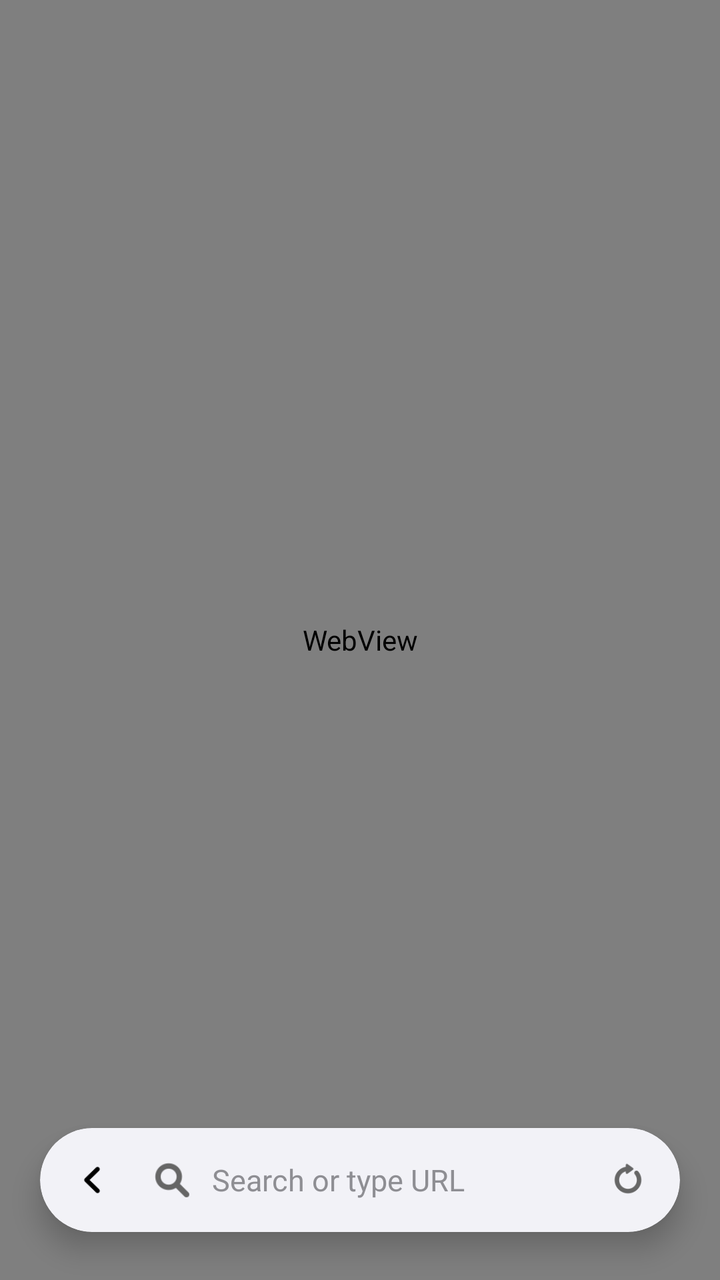
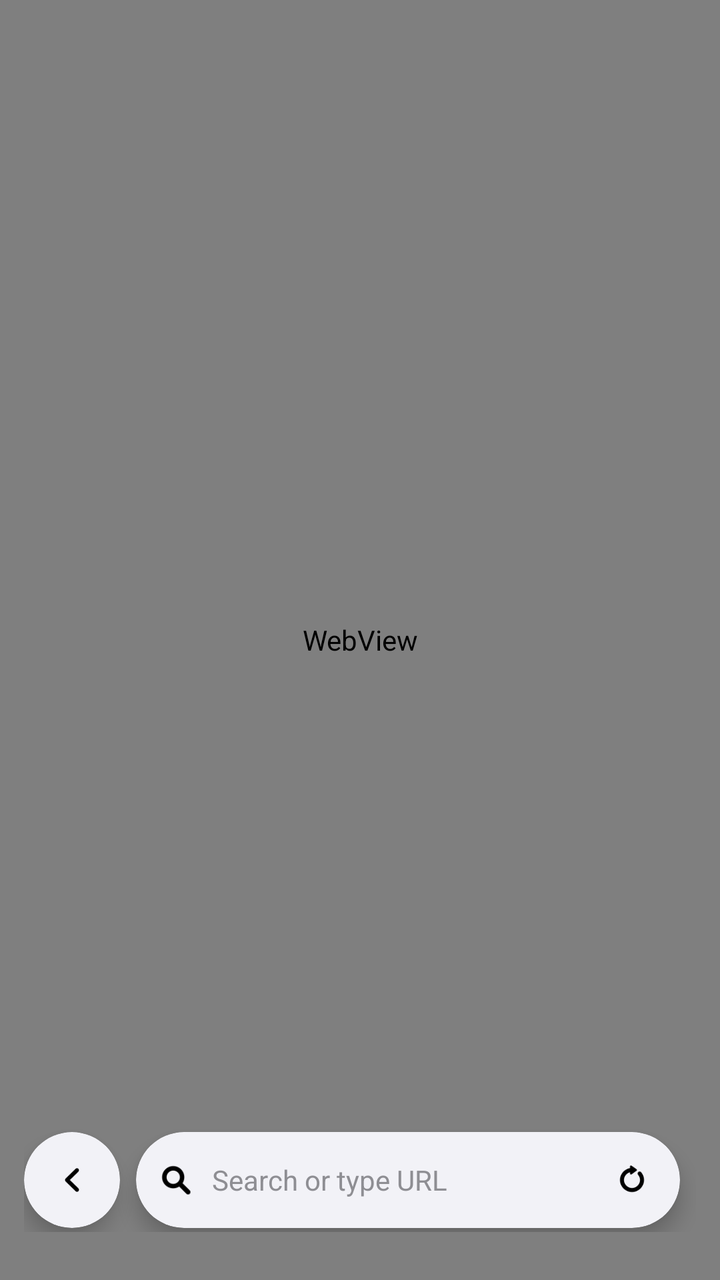

Before-and-after screenshots of an Android layout around one commit, followed by the original layout XML and the change that was made.
<!-- AndroidManifest.xml: application theme Theme.Design.Light.NoActionBar -->
<!-- res/layout/activity_main.xml -->
<?xml version="1.0" encoding="utf-8"?>
<RelativeLayout xmlns:android="http://schemas.android.com/apk/res/android"
    xmlns:app="http://schemas.android.com/apk/res-auto"
    android:layout_width="match_parent"
    android:layout_height="match_parent">

    <android.webkit.WebView
        android:id="@+id/webView"
        android:layout_width="match_parent"
        android:layout_height="match_parent"
        android:layout_alignParentTop="true"
        android:layout_alignParentBottom="true"
        android:layout_alignParentLeft="true"
        android:layout_alignParentRight="true" />

    <androidx.cardview.widget.CardView
        android:id="@+id/compact_safari_bar"
        android:layout_width="match_parent"
        android:layout_height="52dp"
        android:layout_alignParentBottom="true"
        android:layout_marginLeft="20dp"
        android:layout_marginRight="20dp"
        android:layout_marginBottom="24dp"
        app:cardCornerRadius="26dp"
        app:cardElevation="8dp"
        app:cardBackgroundColor="#F2F2F7"> <LinearLayout
            android:layout_width="match_parent"
            android:layout_height="match_parent"
            android:gravity="center_vertical"
            android:orientation="horizontal"
            android:paddingLeft="6dp"
            android:paddingRight="6dp">

            <ImageButton
                android:id="@+id/btnBack"
                android:layout_width="40dp"
                android:layout_height="40dp"
                android:background="?attr/selectableItemBackgroundBorderless"
                android:src="@drawable/my_ic_back"
                android:scaleType="fitCenter"
                android:padding="10dp"
                android:contentDescription="Back" />

            <ImageButton
                android:id="@+id/btnForward"
                android:layout_width="40dp"
                android:layout_height="40dp"
                android:background="?attr/selectableItemBackgroundBorderless"
                android:src="@drawable/my_ic_forward"
                android:scaleType="fitCenter"
                android:padding="10dp"
                android:visibility="gone"
                android:contentDescription="Forward" />

            <ImageView
                android:layout_width="24dp"
                android:layout_height="24dp"
                android:layout_marginLeft="8dp"
                android:src="@drawable/ic_menu_search"
                app:tint="#666666" />

            <EditText
                android:id="@+id/urlInput"
                android:layout_width="0dp"
                android:layout_height="match_parent"
                android:layout_weight="1"
                android:background="@null"
                android:hint="Search or type URL"
                android:inputType="textUri"
                android:paddingLeft="8dp"
                android:paddingRight="8dp"
                android:textColor="@android:color/black"
                android:textColorHint="#8E8E93"
                android:textSize="15sp"
                android:gravity="center_vertical" />

            <ImageButton
                android:id="@+id/btn_refresh"
                android:layout_width="40dp"
                android:layout_height="40dp"
                android:background="?attr/selectableItemBackgroundBorderless"
                android:src="@drawable/ic_menu_refresh"
                android:scaleType="fitCenter"
                android:padding="10dp"
                app:tint="#666666" />

        </LinearLayout>
    </androidx.cardview.widget.CardView>

</RelativeLayout>
<!-- resources referenced by this layout -->
<resources>
  <!-- drawable ic_menu_refresh: png bitmap (drawable, 901 bytes) -->
  <!-- drawable ic_menu_search: png bitmap (drawable, 798 bytes) -->
  <!-- drawable my_ic_back: png bitmap (drawable, 543 bytes) -->
  <!-- drawable my_ic_forward: png bitmap (drawable, 529 bytes) -->
</resources>

<!-- the commit's change to res/layout/activity_main.xml (unified diff, before → after) -->
@@ -13,78 +13,105 @@
         android:layout_alignParentLeft="true"
         android:layout_alignParentRight="true" />
 
-    <androidx.cardview.widget.CardView
-        android:id="@+id/compact_safari_bar"
+    <LinearLayout
         android:layout_width="match_parent"
         android:layout_height="52dp"
         android:layout_alignParentBottom="true"
-        android:layout_marginLeft="20dp"
-        android:layout_marginRight="20dp"
+        android:layout_marginLeft="12dp"
+        android:layout_marginRight="12dp"
         android:layout_marginBottom="24dp"
-        app:cardCornerRadius="26dp"
-        app:cardElevation="8dp"
-        app:cardBackgroundColor="#F2F2F7"> <LinearLayout
-            android:layout_width="match_parent"
-            android:layout_height="match_parent"
-            android:gravity="center_vertical"
-            android:orientation="horizontal"
-            android:paddingLeft="6dp"
-            android:paddingRight="6dp">
+        android:orientation="horizontal"
+        android:gravity="center_vertical">
 
-            <ImageButton
-                android:id="@+id/btnBack"
-                android:layout_width="40dp"
-                android:layout_height="40dp"
-                android:background="?attr/selectableItemBackgroundBorderless"
-                android:src="@drawable/my_ic_back"
-                android:scaleType="fitCenter"
-                android:padding="10dp"
-                android:contentDescription="Back" />
+        <androidx.cardview.widget.CardView
+            android:layout_width="wrap_content"
+            android:layout_height="48dp"
+            app:cardCornerRadius="24dp"
+            app:cardElevation="6dp"
+            app:cardBackgroundColor="#F2F2F7"
+            android:layout_marginRight="8dp">
 
-            <ImageButton
-                android:id="@+id/btnForward"
-                android:layout_width="40dp"
-                android:layout_height="40dp"
-                android:background="?attr/selectableItemBackgroundBorderless"
-                android:src="@drawable/my_ic_forward"
-                android:scaleType="fitCenter"
-                android:padding="10dp"
-                android:visibility="gone"
-                android:contentDescription="Forward" />
+            <LinearLayout
+                android:layout_width="wrap_content"
+                android:layout_height="match_parent"
+                android:orientation="horizontal"
+                android:paddingLeft="4dp"
+                android:paddingRight="4dp"
+                android:gravity="center">
 
-            <ImageView
-                android:layout_width="24dp"
-                android:layout_height="24dp"
-                android:layout_marginLeft="8dp"
-                android:src="@drawable/ic_menu_search"
-                app:tint="#666666" />
+                <ImageButton
+                    android:id="@+id/btnBack"
+                    android:layout_width="40dp"
+                    android:layout_height="40dp"
+                    android:background="?attr/selectableItemBackgroundBorderless"
+                    android:src="@drawable/ic_menu_back"
+                    android:scaleType="fitCenter"
+                    android:padding="11dp"
+                    android:contentDescription="Back" />
 
-            <EditText
-                android:id="@+id/urlInput"
-                android:layout_width="0dp"
+                <ImageButton
+                    android:id="@+id/btnForward"
+                    android:layout_width="40dp"
+                    android:layout_height="40dp"
+                    android:background="?attr/selectableItemBackgroundBorderless"
+                    android:src="@drawable/ic_menu_forward"
+                    android:scaleType="fitCenter"
+                    android:padding="11dp"
+                    android:visibility="gone"
+                    android:contentDescription="Forward" />
+            </LinearLayout>
+        </androidx.cardview.widget.CardView>
+
+        <androidx.cardview.widget.CardView
+            android:layout_width="0dp"
+            android:layout_height="48dp"
+            android:layout_weight="1"
+            app:cardCornerRadius="24dp"
+            app:cardElevation="6dp"
+            app:cardBackgroundColor="#F2F2F7"
+            android:layout_marginRight="8dp">
+
+            <LinearLayout
+                android:layout_width="match_parent"
                 android:layout_height="match_parent"
-                android:layout_weight="1"
-                android:background="@null"
-                android:hint="Search or type URL"
-                android:inputType="textUri"
-                android:paddingLeft="8dp"
-                android:paddingRight="8dp"
-                android:textColor="@android:color/black"
-                android:textColorHint="#8E8E93"
-                android:textSize="15sp"
-                android:gravity="center_vertical" />
+                android:orientation="horizontal"
+                android:gravity="center_vertical"
+                android:paddingLeft="10dp"
+                android:paddingRight="4dp">
 
-            <ImageButton
-                android:id="@+id/btn_refresh"
-                android:layout_width="40dp"
-                android:layout_height="40dp"
-                android:background="?attr/selectableItemBackgroundBorderless"
-                android:src="@drawable/ic_menu_refresh"
-                android:scaleType="fitCenter"
-                android:padding="10dp"
-                app:tint="#666666" />
+                <ImageView
+                    android:layout_width="20dp"
+                    android:layout_height="20dp"
+                    android:src="@drawable/ic_menu_search"
+                    android:scaleType="fitCenter" />
 
-        </LinearLayout>
-    </androidx.cardview.widget.CardView>
+                <EditText
+                    android:id="@+id/urlInput"
+                    android:layout_width="0dp"
+                    android:layout_height="match_parent"
+                    android:layout_weight="1"
+                    android:background="@null"
+                    android:hint="Search or type URL"
+                    android:inputType="textUri"
+                    android:paddingLeft="8dp"
+                    android:paddingRight="8dp"
+                    android:textColor="@android:color/black"
+                    android:textColorHint="#8E8E93"
+                    android:textSize="14sp"
+                    android:gravity="center_vertical" />
+
+                <ImageButton
+                    android:id="@+id/btn_refresh"
+                    android:layout_width="40dp"
+                    android:layout_height="40dp"
+                    android:background="?attr/selectableItemBackgroundBorderless"
+                    android:src="@drawable/ic_menu_refresh"
+                    android:scaleType="fitCenter"
+                    android:padding="11dp"
+                    android:contentDescription="Refresh" />
+            </LinearLayout>
+        </androidx.cardview.widget.CardView>
+
+    </LinearLayout>
 
 </RelativeLayout>
<!-- resource entries referenced after the edit -->
@@ -1,8 +1,8 @@
 <!-- resources referenced by this layout -->
 <resources>
+  <!-- drawable ic_menu_back: png bitmap (drawable, 543 bytes) -->
+  <!-- drawable ic_menu_forward: png bitmap (drawable, 529 bytes) -->
   <!-- drawable ic_menu_refresh: png bitmap (drawable, 901 bytes) -->
   <!-- drawable ic_menu_search: png bitmap (drawable, 798 bytes) -->
-  <!-- drawable my_ic_back: png bitmap (drawable, 543 bytes) -->
-  <!-- drawable my_ic_forward: png bitmap (drawable, 529 bytes) -->
 </resources>
 
